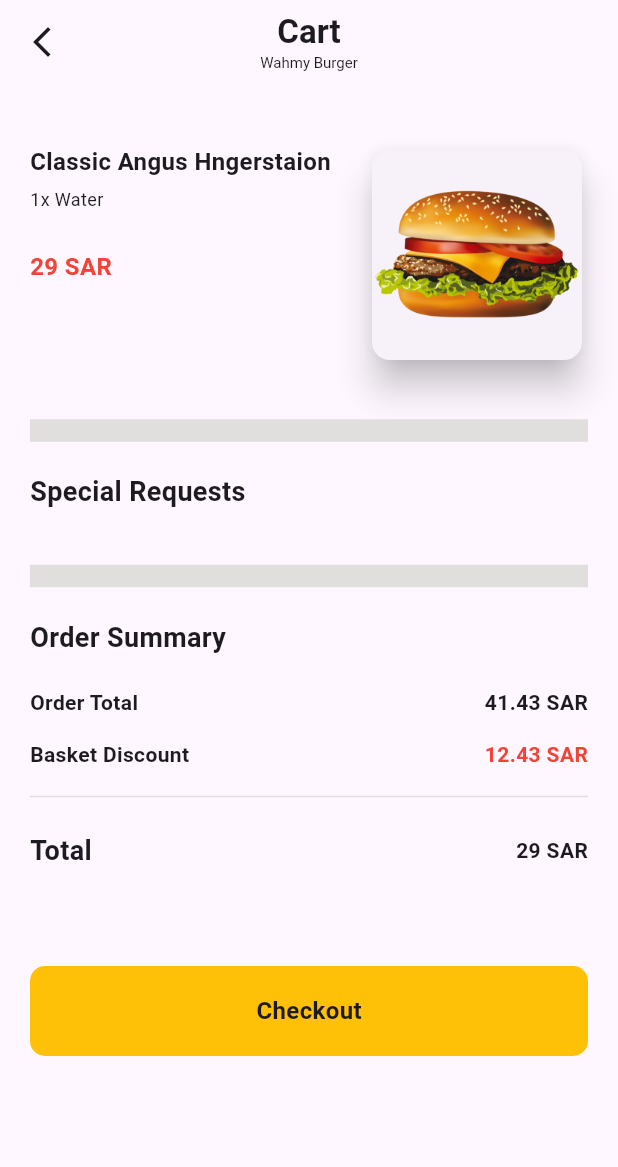
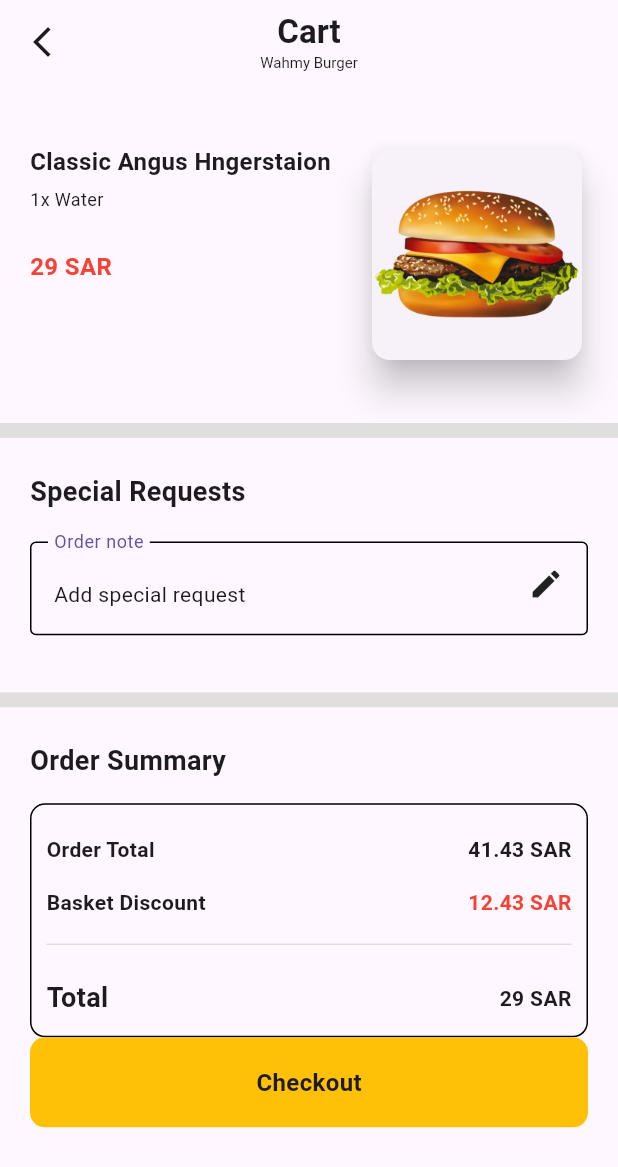
Before and after one commit to ayman-dev09/deliveryapp, a Flutter app: the screen it shows after launch, on a phone screen of 412 x 824 dp. Shown: the top 1167 px of the screen. Run offline on Flutter 3.47's test engine with Material 3 defaults, Android fonts, the phone set to English and light mode, and no system bars; our stand-ins replace get.

Commit message:
23-09-2025 commit home

```diff
--- a/lib/main.dart
+++ b/lib/main.dart
@@ -1,5 +1,6 @@
 import 'package:deliveryapp/utils/size_config.dart';
 import 'package:deliveryapp/view/pages/cart_screen_widgets/cart_screen.dart';
+//import 'package:deliveryapp/view/pages/checkout_screen_widgets/checkout_screen.dart';
 //import 'package:deliveryapp/view/pages/home_screen.dart';
 //import 'package:deliveryapp/view/pages/item_details_widgets/item_details_screen.dart';
 import 'package:flutter/material.dart';
--- a/lib/view/pages/Item_details_widgets/item_details_screen.dart
+++ b/lib/view/pages/Item_details_widgets/item_details_screen.dart
@@ -1,7 +1,10 @@
 // ignore_for_file: file_names
 
 import 'package:deliveryapp/themes/colors.dart';
+import 'package:deliveryapp/view/pages/cart_screen_widgets/cart_screen.dart';
 import 'package:flutter/material.dart';
+import 'package:get/get_core/src/get_main.dart';
+import 'package:get/get_navigation/get_navigation.dart';
 
 class ItemDetailsScreen extends StatefulWidget {
   const ItemDetailsScreen({super.key});
@@ -208,7 +211,11 @@
                   ),
                 ),
                 Spacer(),
-                Container(
+                InkWell(
+                  onTap: () {
+                    Get.to(() => CartScreen());
+                  },
+                  child: Container(
                     width: 280,
                     height: 60,
                     decoration: BoxDecoration(
@@ -233,6 +240,7 @@
                       ],
                     ),
                   ),
+                ),
               ],
             ),
           ),
--- a/lib/view/pages/cart_screen_widgets/cart_screen.dart
+++ b/lib/view/pages/cart_screen_widgets/cart_screen.dart
@@ -1,4 +1,9 @@
-import 'package:deliveryapp/themes/colors.dart';
+import 'package:deliveryapp/view/pages/general_widgets/button_yellow_widget.dart';
+import 'package:deliveryapp/view/pages/general_widgets/divider_bold_widget.dart';
+import 'package:deliveryapp/view/pages/general_widgets/headline_widget.dart';
+import 'package:deliveryapp/view/pages/cart_screen_widgets/order_choices_widget.dart';
+import 'package:deliveryapp/view/pages/cart_screen_widgets/order_note_textfield_widget.dart';
+import 'package:deliveryapp/view/pages/cart_screen_widgets/order_summary_widget.dart';
 import 'package:flutter/material.dart';
 
 class CartScreen extends StatelessWidget {
@@ -21,152 +26,19 @@
         ),
       ),
       body: Padding(
-        padding: const EdgeInsets.only(left: 20, right: 20, top: 40),
+        padding: const EdgeInsets.only(top: 40),
         child: Column(
           crossAxisAlignment: CrossAxisAlignment.start,
           children: [
-            Row(
-              mainAxisAlignment: MainAxisAlignment.start,
-              crossAxisAlignment: CrossAxisAlignment.start,
-              children: [
-                Column(
-                  crossAxisAlignment: CrossAxisAlignment.start,
-                  children: [
-                    Text(
-                      'Classic Angus Hngerstaion',
-                      style: TextStyle(
-                        fontSize: 16,
-                        fontWeight: FontWeight.bold,
-                      ),
-                    ),
-                    Padding(
-                      padding: const EdgeInsets.only(top: 5),
-                      child: Text('1x Water', style: TextStyle(fontSize: 12)),
-                    ),
-                    Padding(
-                      padding: const EdgeInsets.only(top: 25),
-                      child: Text(
-                        '29 SAR',
-                        style: TextStyle(
-                          fontSize: 16,
-                          fontWeight: FontWeight.bold,
-                          color: Colors.red,
-                        ),
-                      ),
-                    ),
-                  ],
-                ),
-                Spacer(),
-                Card(
-                  elevation: 10,
-                  child: Container(
-                    width: 140,
-                    height: 140,
-                    decoration: BoxDecoration(
-                      borderRadius: BorderRadius.circular(15),
-                      image: DecorationImage(
-                        image: AssetImage('assets/list_food_images/burger.png'),
-                        fit: BoxFit.contain,
-                      ),
-                    ),
-                  ),
-                ),
-              ],
-            ),
-            Padding(
-              padding: const EdgeInsets.only(top: 35),
-              child: Divider(thickness: 15, color: paletteColor),
-            ),
-            //----------------------------------------------------------------
-            Padding(
-              padding: const EdgeInsets.only(top: 20),
-              child: Text(
-                'Special Requests',
-                style: TextStyle(fontSize: 18, fontWeight: FontWeight.bold),
-              ),
-            ),
-            //----------------------------------------------------------------
-            Padding(
-              padding: const EdgeInsets.only(top: 35),
-              child: Divider(thickness: 15, color: paletteColor),
-            ),
-            Padding(
-              padding: const EdgeInsets.only(top: 20),
-              child: Text(
-                'Order Summary',
-                style: TextStyle(fontSize: 18, fontWeight: FontWeight.bold),
-              ),
-            ),
-            Padding(
-              padding: const EdgeInsets.only(top: 20),
-              child: Row(
-                children: [
-                  Text(
-                    'Order Total',
-                    style: TextStyle(fontWeight: FontWeight.bold),
-                  ),
-                  Spacer(),
-                  Text(
-                    '41.43 SAR',
-                    style: TextStyle(fontWeight: FontWeight.bold),
-                  ),
-                ],
-              ),
-            ),
-            Padding(
-              padding: const EdgeInsets.only(top: 15),
-              child: Row(
-                children: [
-                  Text(
-                    'Basket Discount',
-                    style: TextStyle(fontWeight: FontWeight.bold),
-                  ),
-                  Spacer(),
-                  Text(
-                    '12.43 SAR',
-                    style: TextStyle(
-                      fontWeight: FontWeight.bold,
-                      color: Colors.red,
-                    ),
-                  ),
-                ],
-              ),
-            ),
-            Padding(
-              padding: const EdgeInsets.only(top: 10),
-              child: Divider(color: paletteColor),
-            ),
-            Padding(
-              padding: const EdgeInsets.only(top: 15),
-              child: Row(
-                children: [
-                  Text(
-                    'Total',
-                    style: TextStyle(fontSize: 18, fontWeight: FontWeight.bold),
-                  ),
-                  Spacer(),
-                  Text('29 SAR', style: TextStyle(fontWeight: FontWeight.bold)),
-                ],
-              ),
-            ),
+            OrderChoicesWidget(),
+            DividerBoldWidget(),
+            HeadlineWidget(text: 'Special Requests'),
+            OrderNoteTextfieldWidget(),
+            DividerBoldWidget(),
+            HeadlineWidget(text: 'Order Summary'),
+            OrderSummaryWidget(),
             Spacer(),
-            Padding(
-              padding: const EdgeInsets.only(bottom: 120),
-              child: Container(
-                width: double.infinity,
-                height: 60,
-                decoration: BoxDecoration(
-                  color: Colors.amber,
-                  borderRadius: BorderRadius.circular(10),
-                ),
-                child: Center(
-                  child: Text(
-                    'Checkout',
-                    style: TextStyle(fontSize: 16, fontWeight: FontWeight.bold),
-                  ),
-                ),
-              ),
-            ),
+            ButtonYellowWidget(),
           ],
         ),
       ),
--- /dev/null
+++ b/lib/view/pages/cart_screen_widgets/order_choices_widget.dart
@@ -0,0 +1,57 @@
+import 'package:flutter/material.dart';
+
+class OrderChoicesWidget extends StatelessWidget {
+  const OrderChoicesWidget({super.key});
+
+  @override
+  Widget build(BuildContext context) {
+    return Padding(
+      padding: const EdgeInsets.symmetric(horizontal: 20),
+      child: Row(
+        mainAxisAlignment: MainAxisAlignment.start,
+        crossAxisAlignment: CrossAxisAlignment.start,
+        children: [
+          Column(
+            crossAxisAlignment: CrossAxisAlignment.start,
+            children: [
+              Text(
+                'Classic Angus Hngerstaion',
+                style: TextStyle(fontSize: 16, fontWeight: FontWeight.bold),
+              ),
+              Padding(
+                padding: const EdgeInsets.only(top: 5),
+                child: Text('1x Water', style: TextStyle(fontSize: 12)),
+              ),
+              Padding(
+                padding: const EdgeInsets.only(top: 25),
+                child: Text(
+                  '29 SAR',
+                  style: TextStyle(
+                    fontSize: 16,
+                    fontWeight: FontWeight.bold,
+                    color: Colors.red,
+                  ),
+                ),
+              ),
+            ],
+          ),
+          Spacer(),
+          Card(
+            elevation: 10,
+            child: Container(
+              width: 140,
+              height: 140,
+              decoration: BoxDecoration(
+                borderRadius: BorderRadius.circular(15),
+                image: DecorationImage(
+                  image: AssetImage('assets/list_food_images/burger.png'),
+                  fit: BoxFit.contain,
+                ),
+              ),
+            ),
+          ),
+        ],
+      ),
+    );
+  }
+}
--- /dev/null
+++ b/lib/view/pages/cart_screen_widgets/order_note_textfield_widget.dart
@@ -0,0 +1,30 @@
+import 'package:flutter/material.dart';
+
+class OrderNoteTextfieldWidget extends StatelessWidget {
+  const OrderNoteTextfieldWidget({super.key});
+
+  @override
+  Widget build(BuildContext context) {
+    return Padding(
+      padding: const EdgeInsets.only(left: 20, right: 20, top: 20),
+      child: TextField(
+        focusNode: AlwaysFocusedNode(),
+        decoration: InputDecoration(
+          label: Text('Order note'),
+          hint: Text('Add special request'),
+          suffix: Icon(Icons.edit),
+          border: OutlineInputBorder(),
+          enabledBorder: OutlineInputBorder(),
+          disabledBorder: OutlineInputBorder(),
+          focusedBorder: OutlineInputBorder(),
+        ),
+      ),
+    );
+  }
+}
+
+//this class for make Textfiled always focused
+class AlwaysFocusedNode extends FocusNode {
+  @override
+  bool get hasFocus => true;
+}
--- /dev/null
+++ b/lib/view/pages/cart_screen_widgets/order_summary_widget.dart
@@ -0,0 +1,86 @@
+import 'package:deliveryapp/themes/colors.dart';
+import 'package:flutter/material.dart';
+
+class OrderSummaryWidget extends StatelessWidget {
+  const OrderSummaryWidget({super.key});
+
+  @override
+  Widget build(BuildContext context) {
+    return Padding(
+      padding: const EdgeInsets.only(left: 20, right: 20, top: 15),
+      child: Container(
+        decoration: BoxDecoration(
+          //color: Colors.amber,
+          border: Border.all(),
+          borderRadius: BorderRadius.circular(10),
+        ),
+        child: Padding(
+          padding: const EdgeInsets.only(left: 10, right: 10, bottom: 12),
+          child: Column(
+            crossAxisAlignment: CrossAxisAlignment.start,
+            children: [
+              Padding(
+                padding: const EdgeInsets.only(top: 20),
+                child: Row(
+                  children: [
+                    Text(
+                      'Order Total',
+                      style: TextStyle(fontWeight: FontWeight.bold),
+                    ),
+                    Spacer(),
+                    Text(
+                      '41.43 SAR',
+                      style: TextStyle(fontWeight: FontWeight.bold),
+                    ),
+                  ],
+                ),
+              ),
+              Padding(
+                padding: const EdgeInsets.only(top: 15),
+                child: Row(
+                  children: [
+                    Text(
+                      'Basket Discount',
+                      style: TextStyle(fontWeight: FontWeight.bold),
+                    ),
+                    Spacer(),
+                    Text(
+                      '12.43 SAR',
+                      style: TextStyle(
+                        fontWeight: FontWeight.bold,
+                        color: Colors.red,
+                      ),
+                    ),
+                  ],
+                ),
+              ),
+              Padding(
+                padding: const EdgeInsets.only(top: 10),
+                child: Divider(color: paletteColor),
+              ),
+              Padding(
+                padding: const EdgeInsets.only(top: 15),
+                child: Row(
+                  children: [
+                    Text(
+                      'Total',
+                      style: TextStyle(
+                        fontSize: 18,
+                        fontWeight: FontWeight.bold,
+                      ),
+                    ),
+                    Spacer(),
+                    Text(
+                      '29 SAR',
+                      style: TextStyle(fontWeight: FontWeight.bold),
+                    ),
+                  ],
+                ),
+              ),
+            ],
+          ),
+        ),
+      ),
+    );
+  }
+}
--- /dev/null
+++ b/lib/view/pages/checkout_screen_widgets/checkout_screen.dart
@@ -0,0 +1,10 @@
+import 'package:flutter/material.dart';
+
+class CheckoutScreen extends StatelessWidget {
+  const CheckoutScreen({super.key});
+
+  @override
+  Widget build(BuildContext context) {
+    return Scaffold(appBar: AppBar());
+  }
+}
--- /dev/null
+++ b/lib/view/pages/general_widgets/button_yellow_widget.dart
@@ -0,0 +1,26 @@
+import 'package:flutter/material.dart';
+
+class ButtonYellowWidget extends StatelessWidget {
+  const ButtonYellowWidget({super.key});
+
+  @override
+  Widget build(BuildContext context) {
+    return Padding(
+      padding: const EdgeInsets.only(left: 20, right: 20, bottom: 120),
+      child: Container(
+        width: double.infinity,
+        height: 60,
+        decoration: BoxDecoration(
+          color: Colors.amber,
+          borderRadius: BorderRadius.circular(10),
+        ),
+        child: Center(
+          child: Text(
+            'Checkout',
+            style: TextStyle(fontSize: 16, fontWeight: FontWeight.bold),
+          ),
+        ),
+      ),
+    );
+  }
+}
--- /dev/null
+++ b/lib/view/pages/general_widgets/divider_bold_widget.dart
@@ -0,0 +1,14 @@
+import 'package:deliveryapp/themes/colors.dart';
+import 'package:flutter/material.dart';
+
+class DividerBoldWidget extends StatelessWidget {
+  const DividerBoldWidget({super.key});
+
+  @override
+  Widget build(BuildContext context) {
+    return Padding(
+      padding: const EdgeInsets.only(top: 35),
+      child: Divider(thickness: 10, color: paletteColor),
+    );
+  }
+}
--- /dev/null
+++ b/lib/view/pages/general_widgets/headline_widget.dart
@@ -0,0 +1,17 @@
+import 'package:flutter/material.dart';
+
+class HeadlineWidget extends StatelessWidget {
+  const HeadlineWidget({super.key, required this.text});
+  final String text;
+
+  @override
+  Widget build(BuildContext context) {
+    return Padding(
+      padding: const EdgeInsets.only(left: 20, right: 20, top: 20),
+      child: Text(
+        text,
+        style: TextStyle(fontSize: 18, fontWeight: FontWeight.bold),
+      ),
+    );
+  }
+}
```
Lines whose indentation alone changed are shown as unchanged.
